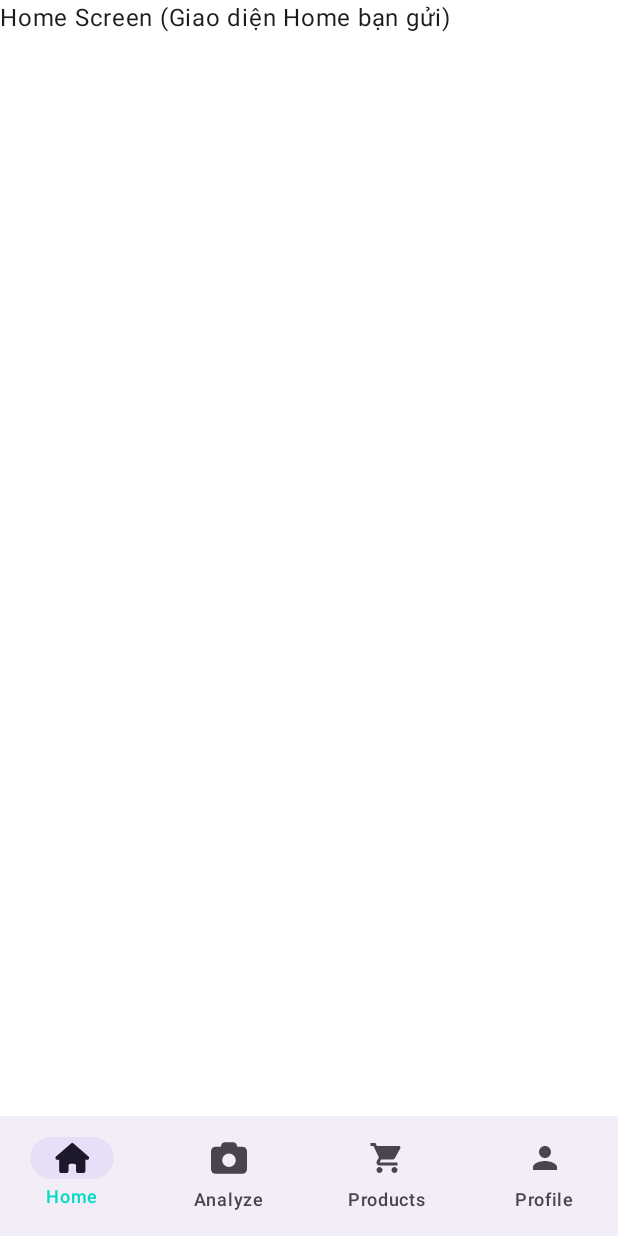
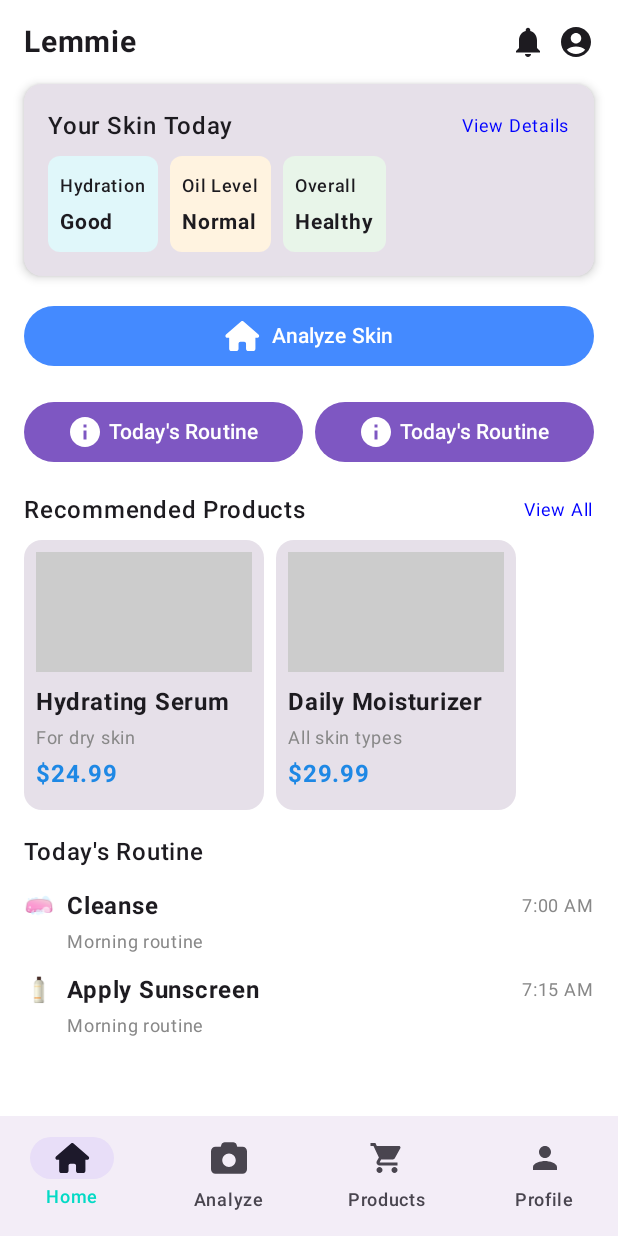
Before and after one commit to duongdatdev/ai-skincare-advisor-app, an Android app built with Jetpack Compose: the MainScreen screen opened through its navigation route, on a phone screen of 412 x 824 dp. Run offline under Robolectric (Android 15) with nearby library versions, the phone set to English and light mode, and no system bars.

Commit message:
feat: home ui

```diff
--- a/app/src/main/java/com/proteam/aiskincareadvisor/MainActivity.kt
+++ b/app/src/main/java/com/proteam/aiskincareadvisor/MainActivity.kt
@@ -9,7 +9,7 @@ import androidx.navigation.compose.rememberNavController
 import androidx.navigation.compose.composable
 import com.proteam.aiskincareadvisor.ui.screens.SkincareHomeScreen
 import com.proteam.aiskincareadvisor.ui.screens.LoginScreen
-import com.proteam.aiskincareadvisor.ui.screens.MainScreen
+import com.proteam.aiskincareadvisor.ui.screens.main.MainScreen
 import com.proteam.aiskincareadvisor.ui.screens.RegisterScreen
 import com.proteam.aiskincareadvisor.ui.theme.AISkincareTheme
 
--- /dev/null
+++ b/app/src/main/java/com/proteam/aiskincareadvisor/ui/screens/main/HomeScreen.kt
@@ -0,0 +1,193 @@
+package com.proteam.aiskincareadvisor.ui.screens.main
+
+import androidx.compose.foundation.*
+import androidx.compose.foundation.layout.*
+import androidx.compose.foundation.shape.RoundedCornerShape
+import androidx.compose.material.*
+import androidx.compose.material.icons.Icons
+import androidx.compose.material.icons.filled.*
+import androidx.compose.material3.Button
+import androidx.compose.material3.ButtonDefaults
+import androidx.compose.material3.Card
+import androidx.compose.material3.CardDefaults
+import androidx.compose.material3.Icon
+import androidx.compose.material3.Text
+import androidx.compose.runtime.*
+import androidx.compose.ui.*
+import androidx.compose.ui.graphics.Color
+import androidx.compose.ui.graphics.vector.ImageVector
+import androidx.compose.ui.res.vectorResource
+import androidx.compose.ui.text.font.FontWeight
+import androidx.compose.ui.unit.*
+import com.proteam.aiskincareadvisor.R
+
+
+@Composable
+fun HomeScreen() {
+    val scrollState = rememberScrollState()
+
+    Column(
+        modifier = Modifier
+            .fillMaxSize()
+            .verticalScroll(scrollState)
+            .padding(16.dp)
+    ) {
+        // Top Bar
+        Row(
+            modifier = Modifier.fillMaxWidth(),
+            horizontalArrangement = Arrangement.SpaceBetween
+        ) {
+            Text("Lemmie", fontWeight = FontWeight.Bold, fontSize = 20.sp)
+            Row {
+                Icon(Icons.Default.Notifications, contentDescription = "Notification")
+                Spacer(modifier = Modifier.width(8.dp))
+                Icon(Icons.Default.AccountCircle, contentDescription = "Profile")
+            }
+        }
+
+        Spacer(modifier = Modifier.height(16.dp))
+
+        // Skin Status
+        Card(
+            modifier = Modifier.fillMaxWidth(),
+            elevation = CardDefaults.cardElevation(defaultElevation = 4.dp)
+        ) {
+            Column(modifier = Modifier.padding(16.dp)) {
+                Row(
+                    modifier = Modifier.fillMaxWidth(),
+                    horizontalArrangement = Arrangement.SpaceBetween
+                ) {
+                    Text("Your Skin Today", fontWeight = FontWeight.SemiBold)
+                    Text("View Details", color = Color.Blue, fontSize = 12.sp)
+                }
+
+                Spacer(modifier = Modifier.height(8.dp))
+
+                Row(horizontalArrangement = Arrangement.spacedBy(8.dp)) {
+                    StatusTag("Hydration", "Good", Color(0xFFE0F7FA))
+                    StatusTag("Oil Level", "Normal", Color(0xFFFFF3E0))
+                    StatusTag("Overall", "Healthy", Color(0xFFE8F5E9))
+                }
+            }
+        }
+
+        Spacer(modifier = Modifier.height(16.dp))
+
+        // Analyze Skin Button
+        Button(
+            onClick = { /* TODO */ },
+            modifier = Modifier.fillMaxWidth(),
+            colors = ButtonDefaults.buttonColors(containerColor = Color(0xFF448AFF))
+        ) {
+            Icon(
+                ImageVector.vectorResource(id = R.drawable.ic_home), contentDescription = "Analyze Skin")
+            Spacer(modifier = Modifier.width(8.dp))
+            Text("Analyze Skin")
+        }
+
+        Spacer(modifier = Modifier.height(16.dp))
+
+        // Routine Buttons
+        Row(horizontalArrangement = Arrangement.spacedBy(8.dp)) {
+            RoutineButton("Today's Routine", Color(0xFF7E57C2),modifier = Modifier.weight(1f))
+            RoutineButton("Today's Routine", Color(0xFF7E57C2),modifier = Modifier.weight(1f))
+        }
+
+        Spacer(modifier = Modifier.height(16.dp))
+
+        // Recommended Products
+        Row(
+            modifier = Modifier.fillMaxWidth(),
+            horizontalArrangement = Arrangement.SpaceBetween
+        ) {
+            Text("Recommended Products", fontWeight = FontWeight.SemiBold)
+            Text("View All", color = Color.Blue, fontSize = 12.sp)
+        }
+
+        Spacer(modifier = Modifier.height(8.dp))
+
+        Row(horizontalArrangement = Arrangement.spacedBy(8.dp)) {
+            ProductCard("Hydrating Serum", "For dry skin", "$24.99")
+            ProductCard("Daily Moisturizer", "All skin types", "$29.99")
+        }
+
+        Spacer(modifier = Modifier.height(16.dp))
+
+        // Today's Routine
+        Text("Today's Routine", fontWeight = FontWeight.SemiBold)
+
+        Spacer(modifier = Modifier.height(8.dp))
+
+        RoutineItem("🧼", "Cleanse", "Morning routine", "7:00 AM")
+        RoutineItem("🧴", "Apply Sunscreen", "Morning routine", "7:15 AM")
+
+        Spacer(modifier = Modifier.height(60.dp)) // space for bottom nav
+    }
+}
+
+@Composable
+fun StatusTag(title: String, status: String, bgColor: Color) {
+    Column(
+        modifier = Modifier
+            .background(bgColor, shape = RoundedCornerShape(8.dp))
+            .padding(8.dp)
+    ) {
+        Text(title, fontSize = 12.sp, fontWeight = FontWeight.Medium)
+        Text(status, fontSize = 14.sp, fontWeight = FontWeight.Bold)
+    }
+}
+
+@Composable
+fun RoutineButton(text: String, color: Color, modifier: Modifier = Modifier) {
+    Button(
+        onClick = { },
+        modifier = modifier,
+        colors = ButtonDefaults.buttonColors(containerColor = color)
+    ) {
+        Icon(Icons.Default.Info, contentDescription = null)
+        Spacer(modifier = Modifier.width(4.dp))
+        Text(text, color = Color.White)
+    }
+}
+
+@Composable
+fun ProductCard(name: String, type: String, price: String) {
+    Card(
+        modifier = Modifier
+            .width(160.dp)
+            .height(180.dp)
+    ) {
+        Column(modifier = Modifier.padding(8.dp)) {
+            Box(
+                modifier = Modifier
+                    .height(80.dp)
+                    .fillMaxWidth()
+                    .background(Color.LightGray)
+            )
+            Spacer(modifier = Modifier.height(8.dp))
+            Text(name, fontWeight = FontWeight.Bold)
+            Text(type, fontSize = 12.sp, color = Color.Gray)
+            Text(price, fontWeight = FontWeight.Bold, color = Color(0xFF1E88E5))
+        }
+    }
+}
+
+@Composable
+fun RoutineItem(icon: String, title: String, subtitle: String, time: String) {
+    Row(
+        modifier = Modifier
+            .fillMaxWidth()
+            .padding(vertical = 4.dp),
+        horizontalArrangement = Arrangement.SpaceBetween
+    ) {
+        Row {
+            Text(icon)
+            Spacer(modifier = Modifier.width(8.dp))
+            Column {
+                Text(title, fontWeight = FontWeight.Bold)
+                Text(subtitle, fontSize = 12.sp, color = Color.Gray)
+            }
+        }
+        Text(time, fontSize = 12.sp, color = Color.Gray)
+    }
+}
--- a/app/src/main/java/com/proteam/aiskincareadvisor/ui/screens/MainScreen.kt
+++ b/app/src/main/java/com/proteam/aiskincareadvisor/ui/screens/main/MainScreen.kt
@@ -1,5 +1,5 @@
 // MainScreen.kt
-package com.proteam.aiskincareadvisor.ui.screens
+package com.proteam.aiskincareadvisor.ui.screens.main
 
 import androidx.compose.foundation.layout.padding
 import androidx.compose.material3.*
@@ -8,9 +8,7 @@ import androidx.compose.material.icons.filled.*
 import androidx.compose.runtime.*
 import androidx.compose.ui.Modifier
 import androidx.compose.ui.graphics.vector.ImageVector
-import androidx.compose.ui.res.painterResource
 import androidx.compose.ui.res.vectorResource
-import androidx.navigation.NavHostController
 import androidx.navigation.compose.*
 import com.proteam.aiskincareadvisor.R
 
@@ -60,10 +58,10 @@ fun MainScreen() {
 }
 
 data class BottomNavItem(val route: String, val label: String, val icon: ImageVector)
-@Composable
-fun HomeScreen() {
-    Text("Home Screen (Giao diện Home bạn gửi)")
-}
+//@Composable
+//fun HomeScreen() {
+//    Text("Home Screen (Giao diện Home bạn gửi)")
+//}
 
 @Composable
 fun AnalyzeScreen() {
```
